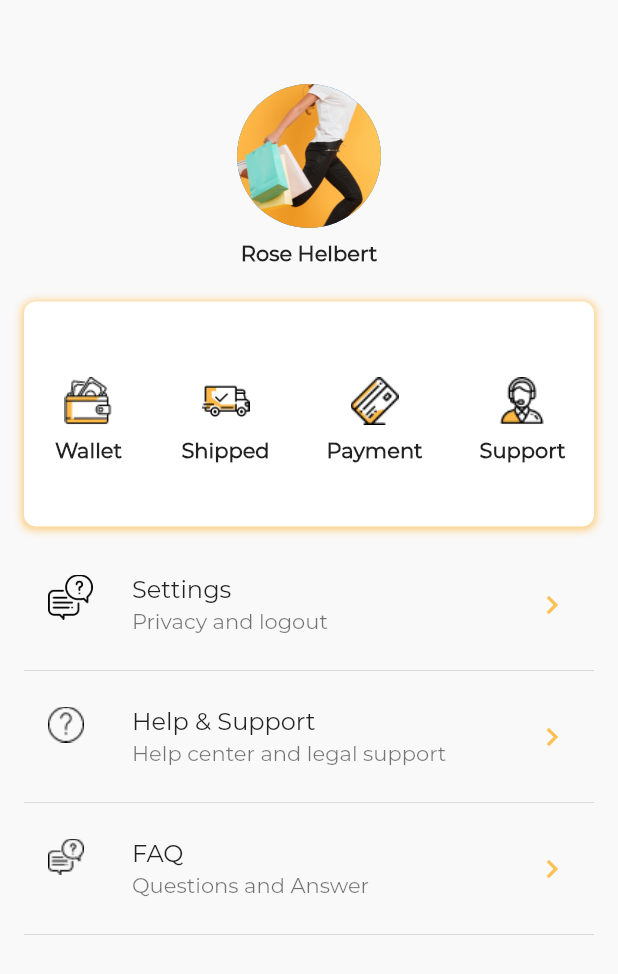
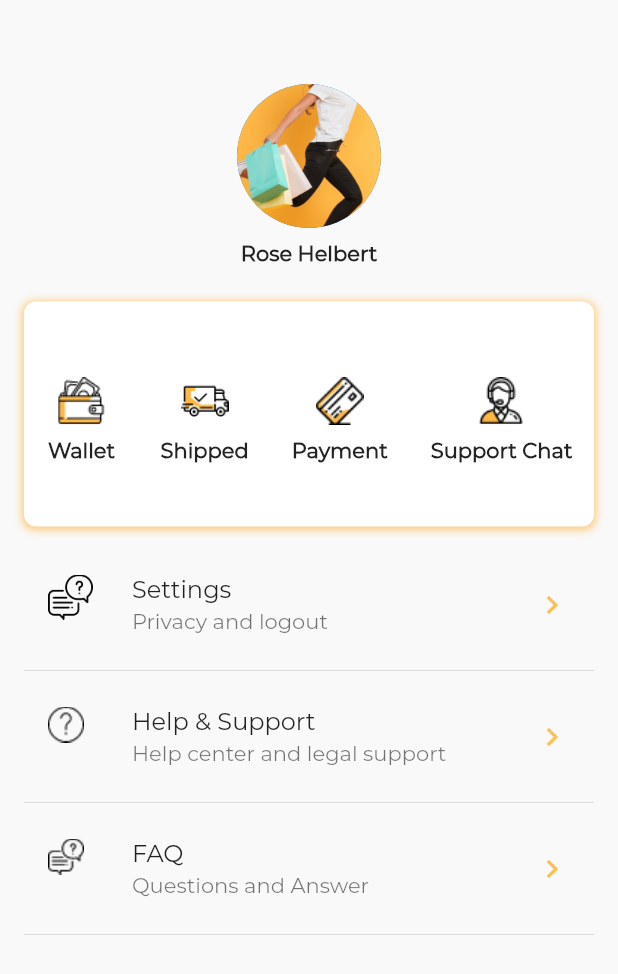
Before and after one commit to luizfloureiro/ecom, a Flutter app: the ProfilePage screen opened directly, on a phone screen of 412 x 824 dp. Shown: the top 974 px of the screen. Run offline on Flutter 3.47's test engine with Material 2 defaults, Android fonts, the phone set to English and light mode, and no system bars; our stand-ins replace country_code_picker, flutter_rating_bar, flutter_svg, flutter_swiper, numberpicker, pin_code_text_field; missing offline and left inert: flutter_chat, flutter_page_indicator, rubber.

Commit message:
Adicionado widget de chat

```diff
--- a/lib/screens/profile_page.dart
+++ b/lib/screens/profile_page.dart
@@ -2,6 +2,7 @@ import 'package:ecommerce_int2/app_properties.dart';
 import 'package:ecommerce_int2/screens/faq_page.dart';
 import 'package:ecommerce_int2/screens/payment/payment_page.dart';
 import 'package:ecommerce_int2/screens/settings/settings_page.dart';
+import 'package:ecommerce_int2/screens/support_chat.dart';
 import 'package:ecommerce_int2/screens/tracking_page.dart';
 import 'package:ecommerce_int2/screens/wallet/wallet_page.dart';
 import 'package:flutter/material.dart';
@@ -99,10 +100,13 @@ class ProfilePage extends StatelessWidget {
                           mainAxisAlignment: MainAxisAlignment.center,
                           children: <Widget>[
                             IconButton(
-                              icon: Image.asset('assets/icons/contact_us.png'), onPressed: () {},
+                              icon: Image.asset('assets/icons/contact_us.png'),
+                              onPressed: () => Navigator.of(context).push(
+                                MaterialPageRoute(
+                                  builder: (_) => SupportChatPage())),
                             ),
                             Text(
-                              'Support',
+                              'Support Chat',
                               style: TextStyle(fontWeight: FontWeight.bold),
                             )
                           ],
--- a/pubspec.yaml
+++ b/pubspec.yaml
@@ -34,6 +34,7 @@ dependencies:
   numberpicker: ^1.0.0
   flare_splash_screen: 3.0.1
   flutter_svg: 0.18.0
+  flutter_chat:
 
 
 dev_dependencies:
```
Also changed, not shown: lib/screens/support_chat.dart (added, +25 -0 lines), pubspec.lock, 1 other file.
